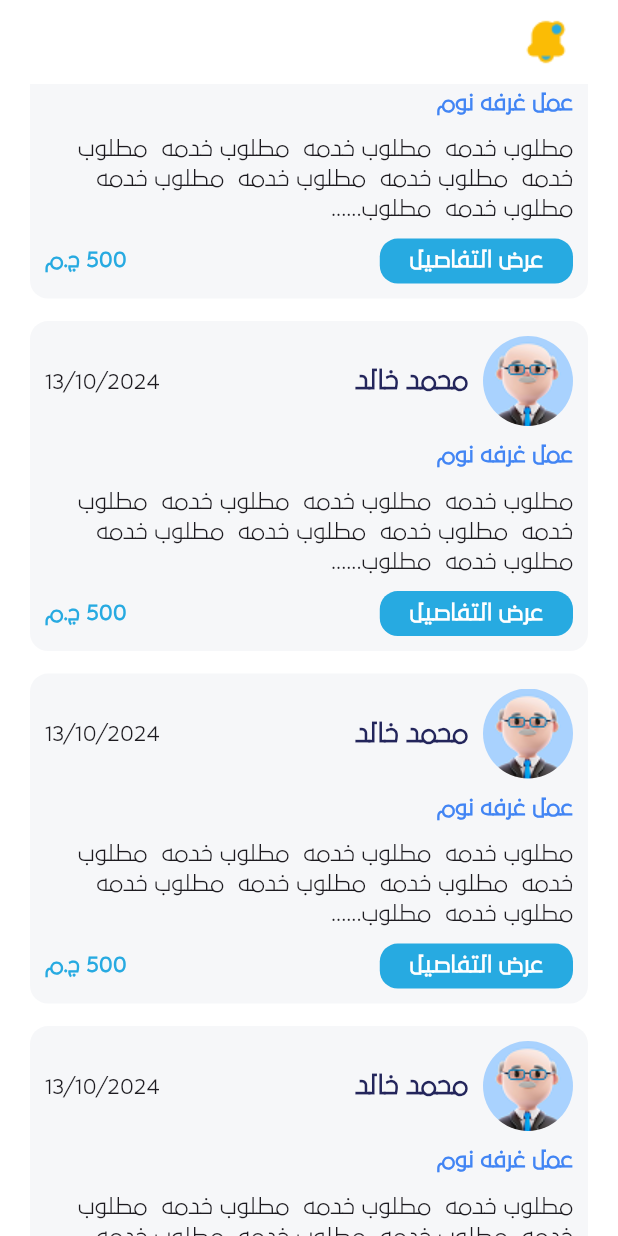
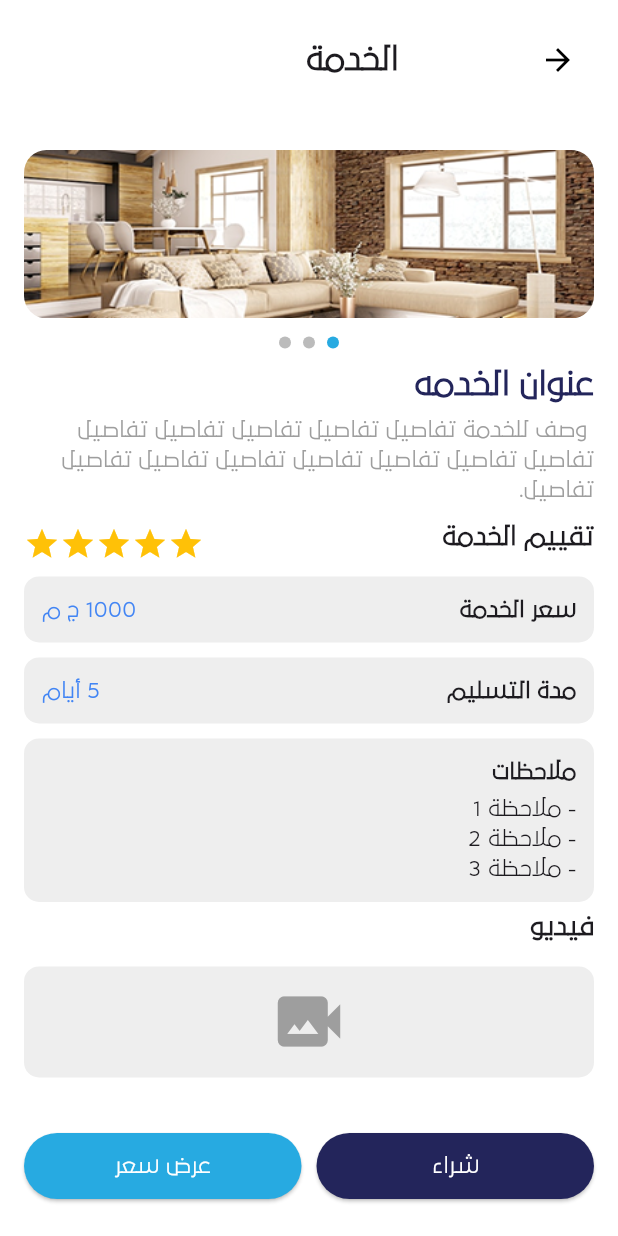
Before and after one commit to Skilly-GraduationProject/Flutter, a Flutter app: the UserHomeView screen opened by its route, scrolled down 576 dp, after a tap on "عرض التفاصيل", on a phone screen of 412 x 824 dp. Run offline on Flutter 3.47's test engine with Material 3 defaults, Android fonts, the phone set to English and light mode, and no system bars; drawn by our look-alikes of carousel_slider; our stand-ins replace bloc, dio, firebase_core, firebase_messaging, flutter_bloc, flutter_local_notifications and 7 more; missing offline and left inert: flutter_expanded_tile; accounts and stored records are empty.

Commit message:
view_service_page_done

```diff
--- a/lib/core/helper/app_router.dart
+++ b/lib/core/helper/app_router.dart
@@ -22,6 +22,7 @@ import '../../features/shared/splash/presentation/views/splash_view.dart';
 import '../../features/user/home/presentation/view/category_view.dart';
 import '../../features/user/home/presentation/view/request_service_view.dart';
 import '../../features/user/home/presentation/view/user_profile_view.dart';
+import '../../features/user/home/presentation/view/view_service_view.dart';
 
 abstract class AppRouter {
   static final router = GoRouter(routes: [
@@ -47,9 +48,11 @@ abstract class AppRouter {
     GoRoute(
         path: '/requestService',
         builder: (context, state) => const RequestServiceView()),
-     GoRoute(
-        path: '/category',
-        builder: (context, state) => const CategoryView()),
+    GoRoute(
+        path: '/viewService',
+        builder: (context, state) => const ViewServiceView()),
+    GoRoute(
+        path: '/category', builder: (context, state) => const CategoryView()),
     GoRoute(
         path: '/userProfile',
         builder: (context, state) => const UserProfileView()),
--- a/lib/features/shared/auth/presentation/views/widgets/sign_in_form.dart
+++ b/lib/features/shared/auth/presentation/views/widgets/sign_in_form.dart
@@ -89,7 +89,7 @@ class _SignInFormState extends State<SignInForm> {
           CustomButton(
             text: 'تسجيل الدخول',
             onTap: () {
-              GoRouter.of(context).push(RouterPath.providerHome);
+              GoRouter.of(context).push(RouterPath.userHome);
               // if (formKey.currentState!.validate()) {
               //   formKey.currentState!.save();
               //   BlocProvider.of<LoginCubit>(context)
--- a/lib/features/shared/auth/presentation/views/widgets/sign_in_view_body.dart
+++ b/lib/features/shared/auth/presentation/views/widgets/sign_in_view_body.dart
@@ -69,7 +69,7 @@ class SignInViewBody extends StatelessWidget {
                     ),
                     GestureDetector(
                       onTap: () {
-                        GoRouter.of(context).push(RouterPath.userHome);
+                       // GoRouter.of(context).push(RouterPath.userHome);
                       },
                       child: const Text(
                         ' ليس لديك حساب؟',
--- /dev/null
+++ b/lib/features/user/home/presentation/view/view_service_view.dart
@@ -0,0 +1,14 @@
+import 'package:flutter/material.dart';
+import 'package:grad_project/features/user/home/presentation/view/widgets/view_service_view_body.dart';
+
+class ViewServiceView extends StatelessWidget {
+  const ViewServiceView({super.key});
+
+  @override
+  Widget build(BuildContext context) {
+    return const Scaffold(
+      backgroundColor: Colors.white,
+      body:ViewServiceViewBody (),
+    );
+  }
+}
--- a/lib/features/user/home/presentation/view/widgets/categories_list_view.dart
+++ b/lib/features/user/home/presentation/view/widgets/categories_list_view.dart
@@ -79,19 +79,16 @@ class CategoriesListView extends StatelessWidget {
             },
             child: Container(
               constraints: BoxConstraints(
-                minWidth: context
-                    .responsiveWidth(90), // Minimum width to show text properly
-                maxWidth: context
-                    .responsiveWidth(120), // Maximum width to prevent overflow
+                minWidth: context.responsiveWidth(90),
+                maxWidth: context.responsiveWidth(120),
               ),
               padding: const EdgeInsets.all(7),
               decoration: BoxDecoration(
-                color: ColorManager.whiteShade,
+                color: Colors.grey.shade100,
                 borderRadius: BorderRadius.circular(15),
               ),
               child: Row(
-                mainAxisSize: MainAxisSize
-                    .min, // Ensures the row only takes necessary space
+                mainAxisSize: MainAxisSize.min,
                 children: [
                   ClipRRect(
                     borderRadius: BorderRadius.circular(15),
@@ -104,12 +101,11 @@ class CategoriesListView extends StatelessWidget {
                   ),
                   const Gap(8),
                   Flexible(
-                    // Allows text to take up remaining space but never wrap
                     child: Text(
                       "البرمجه",
                       style: TextStyleManager.style12BoldSec,
-                      overflow: TextOverflow.ellipsis, // Trims text if too long
-                      maxLines: 1, // Ensures text does not wrap
+                      overflow: TextOverflow.ellipsis,
+                      maxLines: 1,
                     ),
                   ),
                 ],
--- /dev/null
+++ b/lib/features/user/home/presentation/view/widgets/info_box.dart
@@ -0,0 +1,19 @@
+import 'package:flutter/material.dart';
+
+class InfoBox extends StatelessWidget {
+  const InfoBox({super.key, required this.child});
+  final Widget child;
+
+  @override
+  Widget build(BuildContext context) {
+    return Container(
+        width: double.infinity,
+        padding: const EdgeInsets.all(12),
+        margin: const EdgeInsets.symmetric(vertical: 5),
+        decoration: BoxDecoration(
+          color: Colors.grey.shade200,
+          borderRadius: BorderRadius.circular(10),
+        ),
+        child: child);
+  }
+}
--- a/lib/features/user/home/presentation/view/widgets/offered_service_card.dart
+++ b/lib/features/user/home/presentation/view/widgets/offered_service_card.dart
@@ -1,5 +1,6 @@
 import 'package:flutter/material.dart';
 import 'package:gap/gap.dart';
+import 'package:go_router/go_router.dart';
 import 'package:grad_project/core/managers/color_manager.dart';
 import 'package:grad_project/core/managers/image_manager.dart';
 import 'package:grad_project/core/managers/text_style_manager.dart';
@@ -15,8 +16,7 @@ class OfferedServiceCard extends StatelessWidget {
     return Container(
       padding: const EdgeInsets.all(10),
       decoration: BoxDecoration(
-          color: ColorManager.whiteShade,
-          borderRadius: BorderRadius.circular(12)),
+          color: Colors.grey.shade200, borderRadius: BorderRadius.circular(12)),
       child: Column(
         crossAxisAlignment: CrossAxisAlignment.start,
         children: [
@@ -30,37 +30,33 @@ class OfferedServiceCard extends StatelessWidget {
                     child: Image.asset(ImageManager.avatar),
                   ),
                   const Gap(10),
-                  // user name
                   Text(
                     "محمد خالد",
                     style: TextStyleManager.style14BoldSec,
                   ),
                 ],
               ),
-              //post date
               const Text("13/10/2024")
             ],
           ),
           const Gap(10),
-          //post title
           Text(
             "عمل غرفه نوم",
             style: TextStyleManager.style12BoldBlue,
           ),
           const Gap(10),
-          //post description
           const Text(
               "مطلوب خدمه  مطلوب خدمه  مطلوب خدمه  مطلوب خدمه  مطلوب خدمه  مطلوب خدمه  مطلوب خدمه  مطلوب خدمه  مطلوب......"),
           const Gap(10),
           Row(
             mainAxisAlignment: MainAxisAlignment.spaceBetween,
             children: [
-              // show details button
               SmallPrimaryButton(
                 text: "عرض التفاصيل",
-                onTap: () {},
+                onTap: () {
+                  GoRouter.of(context).push('/viewService');
+                },
               ),
-              //offer price
               Text(
                 "500 ج.م",
                 style: TextStyleManager.style12BoldPrimary,
--- /dev/null
+++ b/lib/features/user/home/presentation/view/widgets/view_service_view_body.dart
@@ -0,0 +1,119 @@
+import 'package:flutter/material.dart';
+import 'package:grad_project/features/user/home/presentation/view/widgets/info_box.dart';
+
+import '../../../../../../core/managers/color_manager.dart';
+import '../../../../../../core/managers/text_style_manager.dart';
+import '../../../../../../core/widgets/home_banners.dart';
+import '../request_service_view.dart';
+import 'custom_app_bar.dart';
+
+class ViewServiceViewBody extends StatelessWidget {
+  const ViewServiceViewBody({super.key});
+
+  @override
+  Widget build(BuildContext context) {
+    return SingleChildScrollView(
+      child: Padding(
+        padding: const EdgeInsets.all(16.0),
+        child: Column(
+          crossAxisAlignment: CrossAxisAlignment.start,
+          children: [
+            const CustomAppBar(title: 'الخدمة'),
+            const SizedBox(height: 16),
+            const HomeBanners(),
+            const SizedBox(height: 10),
+            Text(
+              'عنوان الخدمه',
+              style: TextStyleManager.style18BoldSec,
+            ),
+            const SizedBox(height: 5),
+            const Text(
+              ' وصف للخدمة تفاصيل تفاصيل تفاصيل تفاصيل تفاصيل تفاصيل تفاصيل تفاصيل تفاصيل تفاصيل تفاصيل تفاصيل تفاصيل.',
+              style: TextStyle(fontSize: 14, color: Colors.grey),
+            ),
+            const SizedBox(height: 10),
+            Row(
+              mainAxisAlignment: MainAxisAlignment.spaceBetween,
+              children: [
+                const TitleWidget(title: 'تقييم الخدمة'),
+                Row(
+                  children: List.generate(
+                    5,
+                    (index) => const Icon(Icons.star, color: Colors.amber),
+                  ),
+                ),
+              ],
+            ),
+
+            const InfoBox(
+              child: Row(
+                mainAxisAlignment: MainAxisAlignment.spaceBetween,
+                children: [
+                  Text('سعر الخدمة',
+                      style: TextStyle(fontWeight: FontWeight.bold)),
+                  Text('1000 ج م', style: TextStyle(color: ColorManager.blue)),
+                ],
+              ),
+            ),
+            const InfoBox(
+              child: Row(
+                mainAxisAlignment: MainAxisAlignment.spaceBetween,
+                children: [
+                  Text('مدة التسليم',
+                      style: TextStyle(fontWeight: FontWeight.bold)),
+                  Text('5 أيام', style: TextStyle(color: ColorManager.blue)),
+                ],
+              ),
+            ),
+            const InfoBox(
+              child: Column(
+                crossAxisAlignment: CrossAxisAlignment.start,
+                children: [
+                  Text('ملاحظات',
+                      style: TextStyle(fontWeight: FontWeight.bold)),
+                  SizedBox(height: 5),
+                  Text('- ملاحظة 1\n- ملاحظة 2\n- ملاحظة 3'),
+                ],
+              ),
+            ),
+            const TitleWidget(title: 'فيديو'),
+            const InfoBox(
+              child: Center(
+                child:
+                    Icon(Icons.video_camera_back, size: 50, color: Colors.grey),
+              ),
+            ),
+            const SizedBox(height: 30),
+            Row(
+              children: [
+                Expanded(
+                  child: ElevatedButton(
+                    style: ElevatedButton.styleFrom(
+                      backgroundColor: ColorManager.secondary,
+                      padding: const EdgeInsets.symmetric(vertical: 12),
+                    ),
+                    onPressed: () {},
+                    child: const Text('شراء',
+                        style: TextStyle(color: Colors.white)),
+                  ),
+                ),
+                const SizedBox(width: 10),
+                Expanded(
+                  child: ElevatedButton(
+                    style: ElevatedButton.styleFrom(
+                      backgroundColor: ColorManager.primary,
+                      padding: const EdgeInsets.symmetric(vertical: 12),
+                    ),
+                    onPressed: () {},
+                    child: const Text('عرض سعر',
+                        style: TextStyle(color: Colors.white)),
+                  ),
+                ),
+              ],
+            ),
+          ],
+        ),
+      ),
+    );
+  }
+}
```
Also changed, not shown: pubspec.lock.
